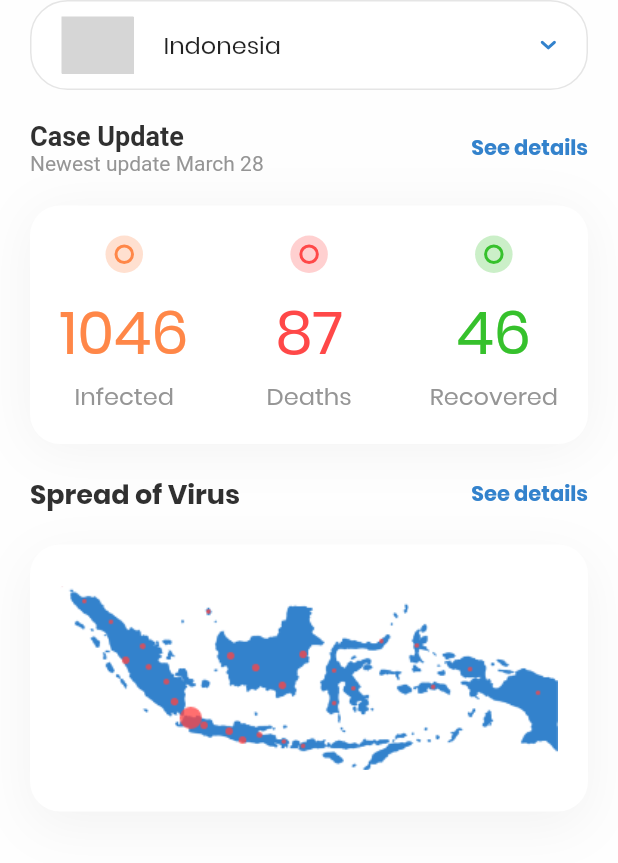
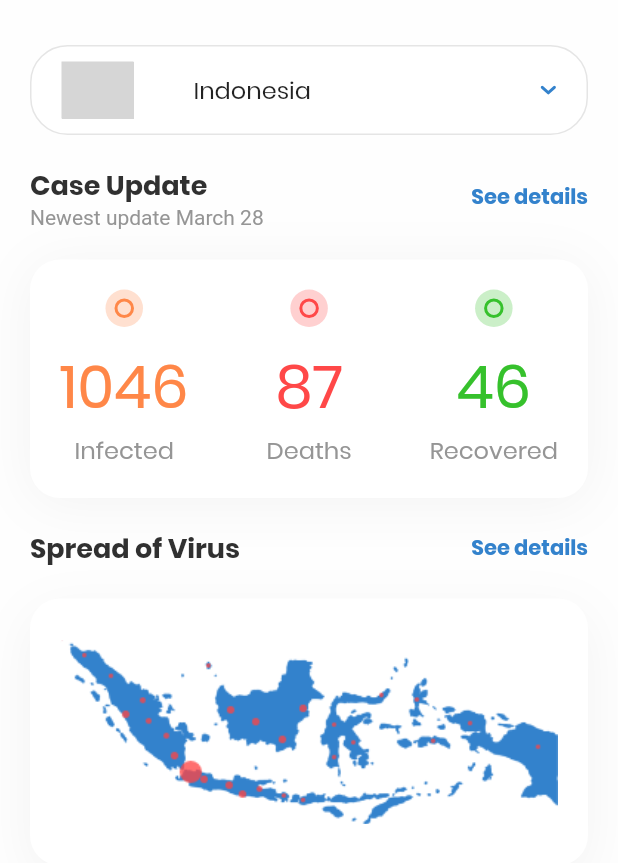
Before and after one commit to nguyenbinhanltv/flutter-ui-challenge, a Flutter app: the screen it shows after launch, on a phone screen of 412 x 824 dp. Shown: the top 863 px of the screen. Run offline on Flutter 3.47's test engine with Material 2 defaults, Android fonts, the phone set to English and light mode, and no system bars; our stand-ins replace flare_flutter, flutter_svg; missing offline and left inert: flare_dart; grey boxes are pictures that could not be loaded.

Commit message:
add margin , padding, fix font

```diff
--- a/lib/refresh_control.dart
+++ b/lib/refresh_control.dart
@@ -84,11 +84,13 @@ class _CupertinoRefreshControlDemoState
     _refreshTriggerPullDistance = refreshTriggerPullDistance;
     _refreshIndicatorExtent = refreshIndicatorExtent;
 
-    return FlareActor('assets/flares/space_demo.flr',
+    return FlareActor(
+      'assets/flares/space_demo.flr',
       alignment: Alignment.center,
       animation: 'idle',
       fit: BoxFit.cover,
-        controller: this);
+      controller: this,
+    );
   }
 
   @override
@@ -110,7 +112,7 @@ class _CupertinoRefreshControlDemoState
                 refreshIndicatorExtent: 190.0,
                 builder: buildRefreshWidget,
                 onRefresh: () {
-                  return Future<void>.delayed(const Duration(seconds: 5))
+                  return Future<void>.delayed(const Duration(seconds: 10))
                     ..then<void>((_) {});
                 },
               ),
@@ -119,7 +121,9 @@ class _CupertinoRefreshControlDemoState
                 sliver: SliverList(
                   delegate: SliverChildBuilderDelegate(
                     (BuildContext context, int index) {
-                      return Column(
+                      return Padding(
+                        padding: const EdgeInsets.only(top: 30.0),
+                        child: Column(
                           children: <Widget>[
                             Container(
                               margin: EdgeInsets.symmetric(horizontal: 20),
@@ -138,7 +142,9 @@ class _CupertinoRefreshControlDemoState
                                 children: <Widget>[
                                   SvgPicture.asset(
                                       'assets/icons/maps-and-flags.svg'),
-                                SizedBox(width: 20),
+                                  SizedBox(
+                                    width: 40,
+                                  ),
                                   Expanded(
                                     child: DropdownButton(
                                       isExpanded: true,
@@ -164,7 +170,9 @@ class _CupertinoRefreshControlDemoState
                                 ],
                               ),
                             ),
-                          SizedBox(height: 20),
+                            SizedBox(
+                              height: 20,
+                            ),
                             Padding(
                               padding: EdgeInsets.symmetric(horizontal: 20),
                               child: Column(
@@ -173,10 +181,15 @@ class _CupertinoRefreshControlDemoState
                                     children: <Widget>[
                                       RichText(
                                         text: TextSpan(
-                                        children: [
+                                          children: <TextSpan>[
                                             TextSpan(
                                               text: 'Case Update\n',
-                                            style: kTitleTextstyle,
+                                              style: TextStyle(
+                                                fontSize: 18,
+                                                color: kTitleTextColor,
+                                                fontFamily: 'Poppins',
+                                                fontWeight: FontWeight.bold,
+                                              ),
                                             ),
                                             TextSpan(
                                               text: 'Newest update March 28',
@@ -276,6 +289,7 @@ class _CupertinoRefreshControlDemoState
                               ),
                             ),
                           ],
+                        ),
                       );
                     },
                     childCount: 1,
--- a/pubspec.yaml
+++ b/pubspec.yaml
@@ -25,7 +25,7 @@ dependencies:
     sdk: flutter
 
   flare_flutter: any
-  flutter_svg: ^0.18.0
+  flutter_svg: any
 
 
   # The following adds the Cupertino Icons font to your application.
```
Also changed, not shown: pubspec.lock. Lines whose indentation alone changed are shown as unchanged.
